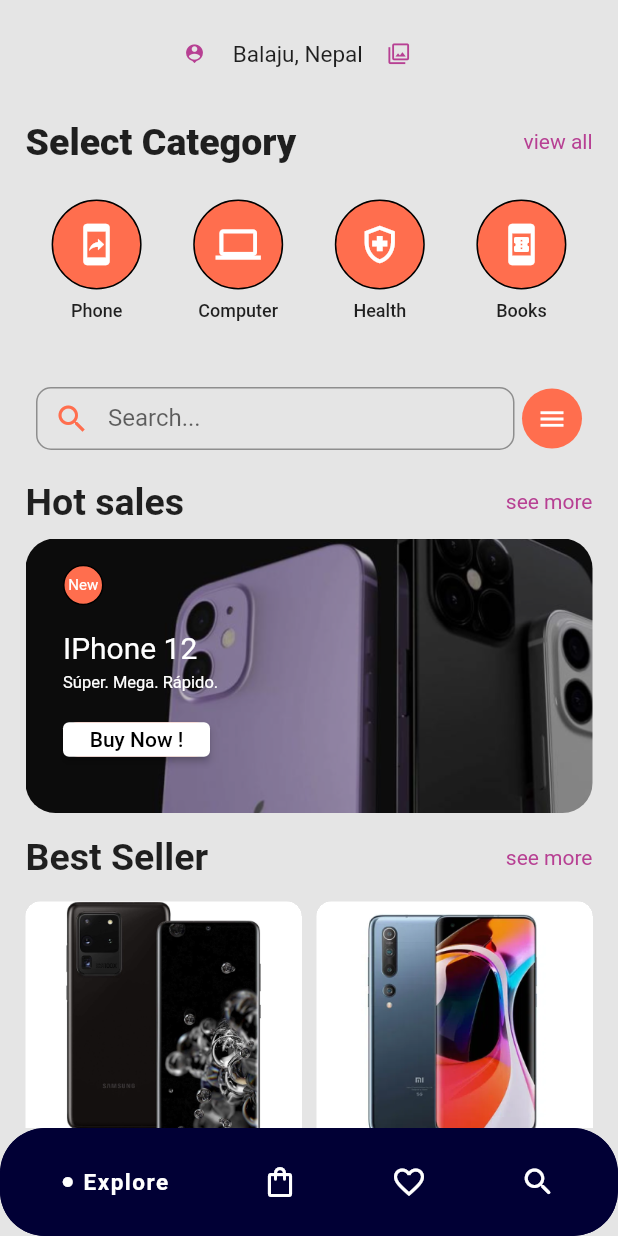
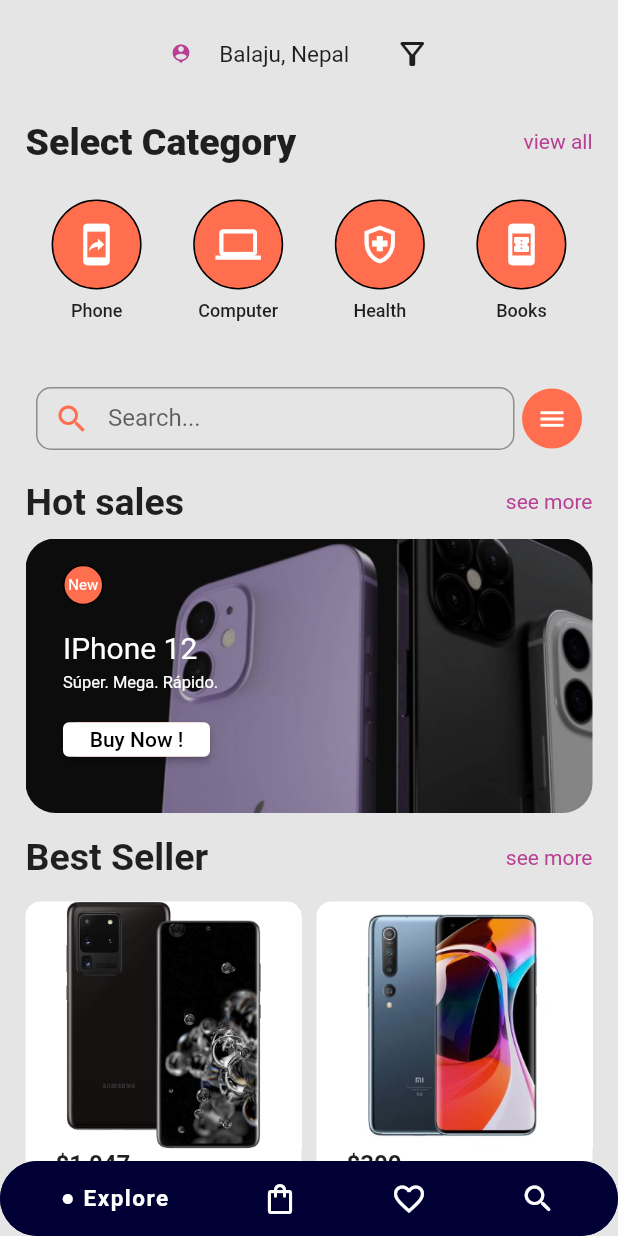
Before and after one commit to RUPAAK/ecommerce_design, a Flutter app: the screen it shows after launch, on a phone screen of 412 x 824 dp. Run offline on Flutter 3.47's test engine with Material 2 defaults, Android fonts, the phone set to English and light mode, and no system bars.

Commit message:
slidesheet added in home page

```diff
--- a/lib/pages/home.dart
+++ b/lib/pages/home.dart
@@ -4,6 +4,72 @@
 import 'package:ecommerce_design/ui/nav.dart';
 import 'package:ecommerce_design/pages/filter.dart';
 import 'package:flutter/material.dart';
+
+class SlideSheet extends StatefulWidget {
+  const SlideSheet({Key? key}) : super(key: key);
+
+  @override
+  _SlideSheetState createState() => _SlideSheetState();
+}
+
+class _SlideSheetState extends State<SlideSheet> {
+  void slideSheet() {
+    showModalBottomSheet(
+        context: context,
+        builder: (context) {
+          return Container(
+              height: 375,
+              child: Padding(
+                padding: EdgeInsets.symmetric(horizontal: 20, vertical: 10),
+                child: Column(
+                  children: [
+                    Row(
+                      mainAxisAlignment: MainAxisAlignment.spaceBetween,
+                      children: [
+                        Container(
+                          decoration: BoxDecoration(
+                              color: Color(0xFF010035),
+                              borderRadius: BorderRadius.circular(10)),
+                          child: IconButton(
+                            icon: const Icon(
+                              Icons.cancel_presentation,
+                              color: Colors.white,
+                            ),
+                            onPressed: slideSheet,
+                          ),
+                        ),
+                        Text(
+                          'Filter options',
+                          style: TextStyle(
+                              fontWeight: FontWeight.w700,
+                              fontSize: 18,
+                              letterSpacing: 1),
+                        ),
+                        ElevatedButton(
+                          style: ElevatedButton.styleFrom(
+                            primary: Color(0xFFFF6E4E),
+                          ),
+                          onPressed: () {},
+                          child: Text('Done'),
+                        )
+                      ],
+                    )
+                  ],
+                ),
+              ));
+        });
+  }
+
+  @override
+  Widget build(BuildContext context) {
+    return Container(
+      child: IconButton(
+        icon: const Icon(Icons.filter_alt_outlined),
+        onPressed: slideSheet,
+      ),
+    );
+  }
+}
 
 class Home extends StatelessWidget {
   Home({Key? key}) : super(key: key);
@@ -31,6 +97,7 @@
           child: ListView(children: [
             Row(
               mainAxisAlignment: MainAxisAlignment.center,
+              crossAxisAlignment: CrossAxisAlignment.center,
               children: [
                 Padding(
                     padding: const EdgeInsets.fromLTRB(0, 12, 0, 20),
@@ -49,29 +116,7 @@
                             Text('Balaju, Nepal',
                                 style: TextStyle(
                                     color: Colors.black87, fontSize: 15)),
-                          ],
-                        ),
-                      ],
-                    )),
-                Padding(
-                    padding: const EdgeInsets.fromLTRB(0, 12, 0, 20),
-                    child: Row(
-                      mainAxisAlignment: MainAxisAlignment.end,
-                      children: [
-                        Wrap(
-                          spacing: 18,
-                          crossAxisAlignment: WrapCrossAlignment.end,
-                          children: [
-                            IconButton(
-                              onPressed: () {
-                                Filter();
-                              },
-                              icon: Icon(
-                                Icons.filter,
-                                size: 15,
-                                color: const Color(0xffb74093),
-                              ),
-                            )
+                            Positioned(child: const SlideSheet())
                           ],
                         ),
                       ],
--- a/lib/ui/nav.dart
+++ b/lib/ui/nav.dart
@@ -6,13 +6,13 @@
   @override
   Widget build(BuildContext context) {
     return Container(
-      height: 72,
+      height: 50,
       decoration: BoxDecoration(
         color: Color(0xFF010035),
-        borderRadius: const BorderRadius.only(
-          topLeft: Radius.circular(30),
-          topRight: Radius.circular(30),
-        ),
+        // borderRadius: const BorderRadius.only(
+        //   // topLeft: Radius.circular(30),
+        //   // topRight: Radius.circular(30),
+        // ),
       ),
       child: Container(
         color: Color(0xFF010035),
```
